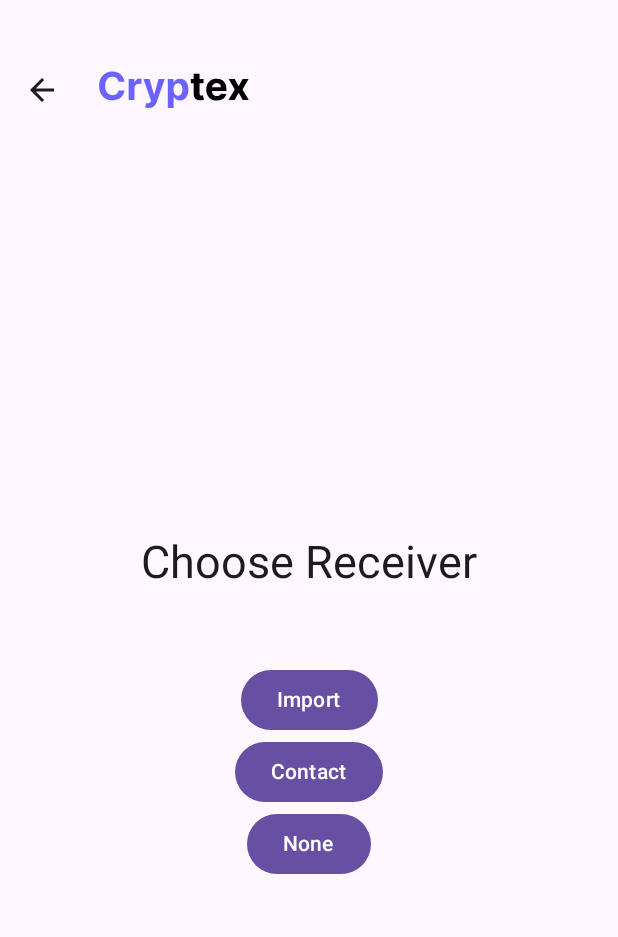
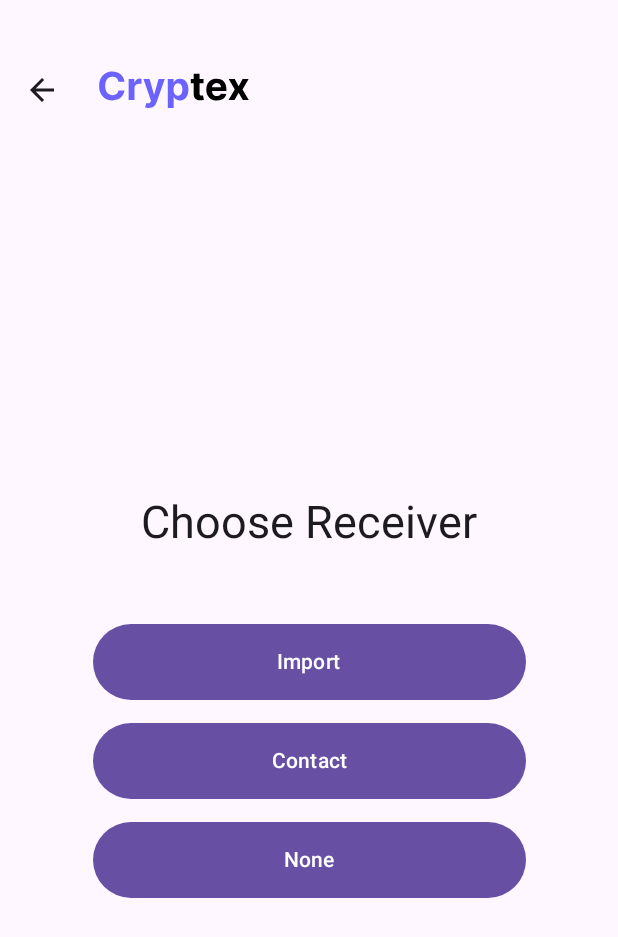
Before and after one commit to ECE4410J-Pentagram/Pentagram-Frontend, an Android app built with Jetpack Compose: the SelectReceiverView screen opened through its navigation route, on a phone screen of 412 x 824 dp. Shown: the top 937 px of the screen. Run offline under Robolectric (Android 15) with nearby library versions, the phone set to English and light mode, and no system bars; our stand-ins replace constraintlayout-compose.

Commit message:
perf: button alignment

```diff
--- a/app/src/main/java/cn/edu/sjtu/patrickli/cryptex/view/HomeView.kt
+++ b/app/src/main/java/cn/edu/sjtu/patrickli/cryptex/view/HomeView.kt
@@ -21,21 +21,8 @@
 import androidx.constraintlayout.compose.ConstraintLayout
 import androidx.navigation.NavHostController
 import cn.edu.sjtu.patrickli.cryptex.R
+import cn.edu.sjtu.patrickli.cryptex.view.button.HomeViewButton
 import cn.edu.sjtu.patrickli.cryptex.view.topbar.BaseTopBar
-
-@Composable
-fun HomeViewBtn(text: String, navController: NavHostController, targetActivity: String) {
-    Button(
-        onClick = {
-                  navController.navigate(targetActivity)
-                  },
-        modifier = Modifier.padding(1.dp)
-        // Assign reference "button" to the Button composable
-        // and constrain it to the top of the ConstraintLayout
-    ) {
-        Text(text)
-    }
-}
 
 @Composable
 fun ConstraintLayoutContent(paddingValues: PaddingValues, navController: NavHostController) {
@@ -56,16 +43,16 @@
                     top.linkTo(parent.top)
                     bottom.linkTo(parent.bottom)
                 }
-                ){
+        ) {
             Image(
                 painter = painterResource(id = R.drawable.cryptex),
                 contentDescription = stringResource(id = R.string.logo_name),
                 contentScale = ContentScale.Fit,
-                modifier = imageModifier.padding(10.dp)
+                modifier = imageModifier.padding(bottom = 50.dp)
             )
-            HomeViewBtn(text = "Send", navController, "SendView")
-            HomeViewBtn(text = "Receive", navController, "")
-            HomeViewBtn(text = "Keys", navController, "KeyView")
+            HomeViewButton(text = "Send", navController, "SendView")
+            HomeViewButton(text = "Receive", navController, "")
+            HomeViewButton(text = "Keys", navController, "KeyView")
         }
 
 
--- /dev/null
+++ b/app/src/main/java/cn/edu/sjtu/patrickli/cryptex/view/button/BaseWideButton.kt
@@ -0,0 +1,50 @@
+package cn.edu.sjtu.patrickli.cryptex.view.button
+
+import android.content.Context
+import androidx.compose.foundation.BorderStroke
+import androidx.compose.foundation.interaction.MutableInteractionSource
+import androidx.compose.foundation.layout.PaddingValues
+import androidx.compose.foundation.layout.RowScope
+import androidx.compose.foundation.layout.fillMaxWidth
+import androidx.compose.foundation.layout.padding
+import androidx.compose.foundation.shape.RoundedCornerShape
+import androidx.compose.material3.Button
+import androidx.compose.material3.ButtonColors
+import androidx.compose.material3.ButtonDefaults
+import androidx.compose.material3.ButtonElevation
+import androidx.compose.runtime.Composable
+import androidx.compose.runtime.remember
+import androidx.compose.ui.Modifier
+import androidx.compose.ui.graphics.Shape
+import androidx.compose.ui.unit.dp
+
+object BaseWideButton {
+    val ContentPadding = PaddingValues(24.dp, 15.dp)
+}
+
+@Composable
+fun BaseWideButton(
+    onClick: () -> Unit,
+    modifier: Modifier = Modifier,
+    enabled: Boolean = true,
+    shape: Shape = ButtonDefaults.shape,
+    colors: ButtonColors = ButtonDefaults.buttonColors(),
+    elevation: ButtonElevation? = ButtonDefaults.buttonElevation(),
+    border: BorderStroke? = null,
+    contentPadding: PaddingValues = BaseWideButton.ContentPadding,
+    interactionSource: MutableInteractionSource = remember { MutableInteractionSource() },
+    content: @Composable RowScope.() -> Unit
+) {
+    Button(
+        onClick = onClick,
+        modifier = modifier.fillMaxWidth(0.7f).padding(bottom = 15.dp),
+        enabled = enabled,
+        shape = shape,
+        colors = colors,
+        elevation = elevation,
+        border = border,
+        contentPadding = contentPadding,
+        interactionSource = interactionSource,
+        content = content
+    )
+}
--- /dev/null
+++ b/app/src/main/java/cn/edu/sjtu/patrickli/cryptex/view/button/HomeViewButton.kt
@@ -0,0 +1,20 @@
+package cn.edu.sjtu.patrickli.cryptex.view.button
+
+import androidx.compose.foundation.layout.padding
+import androidx.compose.material3.Button
+import androidx.compose.material3.Text
+import androidx.compose.runtime.Composable
+import androidx.compose.ui.Modifier
+import androidx.compose.ui.unit.dp
+import androidx.navigation.NavHostController
+
+@Composable
+fun HomeViewButton(text: String, navController: NavHostController, targetActivity: String) {
+    BaseWideButton(
+        onClick = {
+            navController.navigate(targetActivity)
+        }
+    ) {
+        Text(text)
+    }
+}
--- a/app/src/main/java/cn/edu/sjtu/patrickli/cryptex/view/sender/EncryptOutputView.kt
+++ b/app/src/main/java/cn/edu/sjtu/patrickli/cryptex/view/sender/EncryptOutputView.kt
@@ -28,6 +28,7 @@
 import cn.edu.sjtu.patrickli.cryptex.view.topbar.NavBackBar
 import cn.edu.sjtu.patrickli.cryptex.R
 import cn.edu.sjtu.patrickli.cryptex.model.ContactViewModel
+import cn.edu.sjtu.patrickli.cryptex.view.button.BaseWideButton
 
 @OptIn(ExperimentalMaterial3Api::class)
 @Composable
@@ -66,10 +67,10 @@
                         modifier = Modifier
                             .padding(16.dp, 10.dp)
                     )
-                    Button(onClick = { shareContent(context) }) {
+                    BaseWideButton(onClick = { shareContent(context) }) {
                         Text(text = stringResource(R.string.share))
                     }
-                    Button(onClick = {
+                    BaseWideButton(onClick = {
                         navController.navigate("HomeView") { popUpTo(0) }
                     }) {
                         Text(text = stringResource(R.string.navHome))
--- a/app/src/main/java/cn/edu/sjtu/patrickli/cryptex/view/sender/SelectReceiverView.kt
+++ b/app/src/main/java/cn/edu/sjtu/patrickli/cryptex/view/sender/SelectReceiverView.kt
@@ -1,9 +1,13 @@
 package cn.edu.sjtu.patrickli.cryptex.view.sender
 
 import android.content.Context
+import androidx.compose.foundation.BorderStroke
+import androidx.compose.foundation.layout.Arrangement
 import androidx.compose.foundation.layout.Column
+import androidx.compose.foundation.layout.PaddingValues
 import androidx.compose.foundation.layout.fillMaxSize
 import androidx.compose.foundation.layout.fillMaxWidth
+import androidx.compose.foundation.layout.height
 import androidx.compose.foundation.layout.padding
 import androidx.compose.material3.AlertDialog
 import androidx.compose.material3.Button
@@ -18,6 +22,7 @@
 import androidx.compose.runtime.setValue
 import androidx.compose.ui.Alignment
 import androidx.compose.ui.Modifier
+import androidx.compose.ui.graphics.Color
 import androidx.compose.ui.res.stringResource
 import androidx.compose.ui.unit.dp
 import androidx.compose.ui.unit.sp
@@ -26,6 +31,7 @@
 import cn.edu.sjtu.patrickli.cryptex.view.topbar.NavBackBar
 import cn.edu.sjtu.patrickli.cryptex.R
 import cn.edu.sjtu.patrickli.cryptex.model.ContactViewModel
+import cn.edu.sjtu.patrickli.cryptex.view.button.BaseWideButton
 
 @OptIn(ExperimentalMaterial3Api::class)
 @Composable
@@ -60,15 +66,15 @@
                         fontSize = 30.sp,
                         modifier = Modifier.padding(bottom = 50.dp)
                     )
-                    Button(onClick = { /*TODO*/ }) {
+                    BaseWideButton(onClick = { /*TODO*/ }) {
                         Text(text = stringResource(R.string.importReceiver))
                     }
-                    Button(onClick = {
+                    BaseWideButton(onClick = {
                         navController.navigate("SelectContactView")
                     }) {
                         Text(text = stringResource(R.string.contact))
                     }
-                    Button(onClick = { showNoReceiverWarningDialog = true }) {
+                    BaseWideButton(onClick = { showNoReceiverWarningDialog = true }) {
                         Text(text = stringResource(R.string.noneReceiver))
                     }
                 }
```
